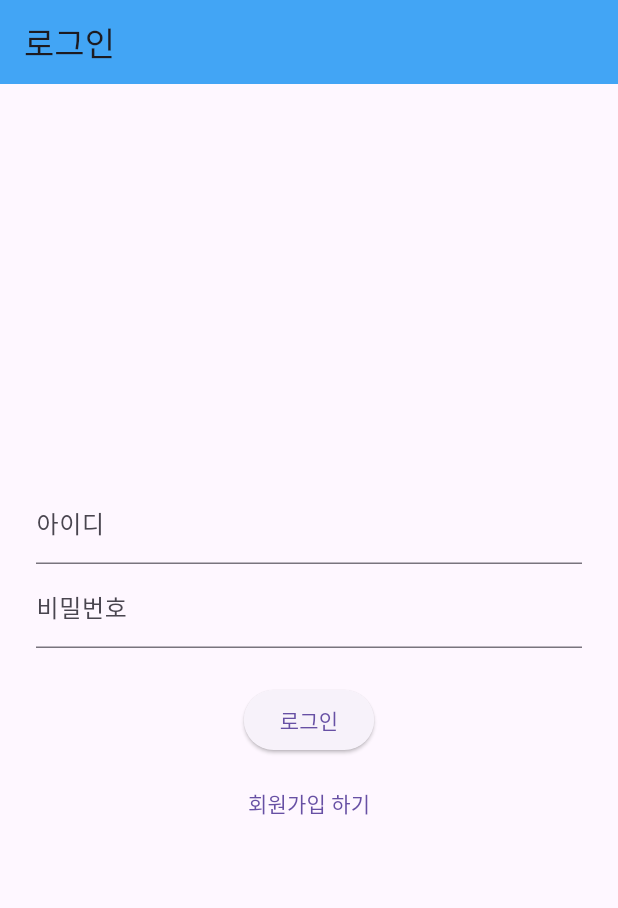
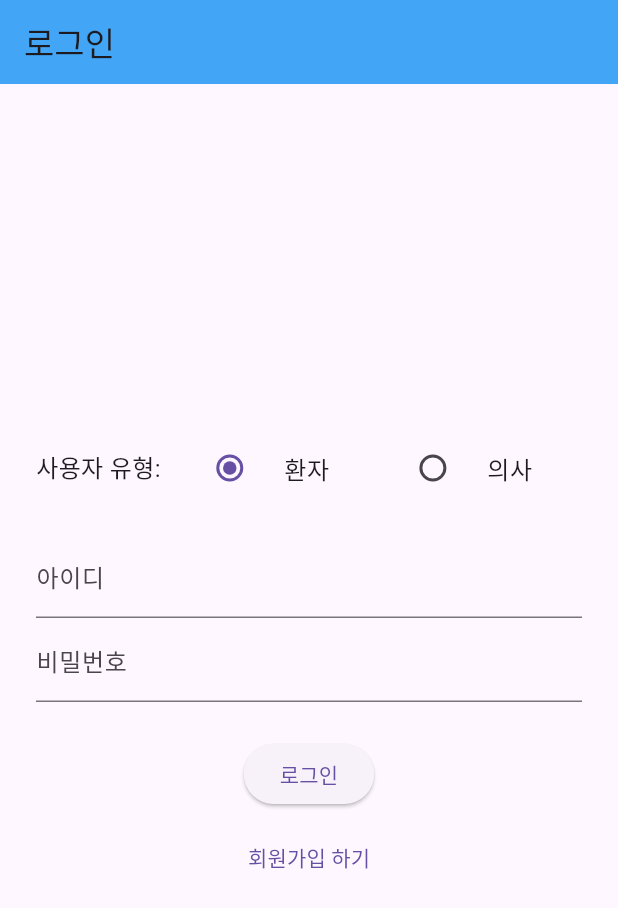
Before and after one commit to Leeyeon52/yolo-flutter-app0709, a Flutter app: the screen it shows after launch, on a phone screen of 412 x 824 dp. Shown: the top 908 px of the screen. Run offline on Flutter 3.47's test engine with Material 3 defaults, Android fonts, the phone set to English and light mode, and no system bars; our stand-ins replace go_router, image_picker, plugin_platform_interface.

```diff
--- a/example/lib/presentation/model/user.dart
+++ b/example/lib/presentation/model/user.dart
@@ -6,6 +6,7 @@ class User {
   final String? birth; // nullable String
   final String? phone; // nullable String
   final String? address; // nullable String
+  final String? role; // ✅ 추가된 역할 필드 ('P' 또는 'D')
 
   User({
     required this.id,
@@ -15,21 +16,20 @@ class User {
     this.birth,
     this.phone,
     this.address,
+    this.role, // ✅ 추가
   });
 
   // JSON 데이터로부터 User 객체를 생성하는 팩토리 생성자
   factory User.fromJson(Map<String, dynamic> json) {
-    // 백엔드 응답이 {"id": ..., "username": ...} 형태이므로,
-    // json['id']와 json['username']을 직접 참조해야 합니다.
     return User(
-      id: json['id'] as int, // ✅ 이 부분이 json['userId']가 아닌 json['id']여야 합니다.
-      username: json['username'] as String, // 백엔드 응답의 'username'을 String 타입으로 파싱
-      // 로그인 응답에 없는 필드들은 null-safe하게 처리
+      id: json['id'] as int,
+      username: json['username'] as String,
       name: json['name'] as String?,
       gender: json['gender'] as String?,
       birth: json['birth'] as String?,
       phone: json['phone'] as String?,
       address: json['address'] as String?,
+      role: json['role'] as String?, // ✅ 추가
     );
   }
 
@@ -43,6 +43,7 @@ class User {
       'birth': birth,
       'phone': phone,
       'address': address,
+      'role': role, // ✅ 추가
     };
   }
 }
--- a/example/lib/presentation/screens/login_screen.dart
+++ b/example/lib/presentation/screens/login_screen.dart
@@ -19,8 +19,8 @@ class LoginScreen extends StatefulWidget {
 class _LoginScreenState extends State<LoginScreen> {
   final TextEditingController emailController = TextEditingController();
   final TextEditingController passwordController = TextEditingController();
+  String _selectedRole = 'P'; // 기본값: 환자(P)
 
-  // 로그인 함수
   Future<void> login() async {
     final authViewModel = context.read<AuthViewModel>();
     final userInfoViewModel = context.read<UserInfoViewModel>();
@@ -35,12 +35,16 @@ class _LoginScreenState extends State<LoginScreen> {
       return;
     }
 
-    // 로그인 요청
-    final user = await authViewModel.loginUser(id, pw);
+    final user = await authViewModel.loginUser(id, pw, _selectedRole); // ✅ role 전달
 
     if (user != null) {
-      userInfoViewModel.loadUser(user); // ✅ 유저 정보 저장
-      context.go('/home');
+      userInfoViewModel.loadUser(user);
+      if (user.role == 'D') {
+        context.go('/d_home'); // ✅ 의사
+        }
+      else {
+        context.go('/home', extra: {'userId': user.id});
+      }
     } else {
       final error = authViewModel.errorMessage ?? '로그인 실패';
       ScaffoldMessenger.of(context).showSnackBar(
@@ -58,6 +62,29 @@ class _LoginScreenState extends State<LoginScreen> {
         child: Column(
           mainAxisAlignment: MainAxisAlignment.center,
           children: [
+            Row(
+              children: [
+                const Text('사용자 유형:', style: TextStyle(fontSize: 16)),
+                const SizedBox(width: 10),
+                Expanded(
+                  child: RadioListTile<String>(
+                    title: const Text('환자'),
+                    value: 'P',
+                    groupValue: _selectedRole,
+                    onChanged: (value) => setState(() => _selectedRole = value!),
+                  ),
+                ),
+                Expanded(
+                  child: RadioListTile<String>(
+                    title: const Text('의사'),
+                    value: 'D',
+                    groupValue: _selectedRole,
+                    onChanged: (value) => setState(() => _selectedRole = value!),
+                  ),
+                ),
+              ],
+            ),
+            const SizedBox(height: 16),
             TextField(
               controller: emailController,
               decoration: const InputDecoration(labelText: '아이디'),
@@ -74,9 +101,7 @@ class _LoginScreenState extends State<LoginScreen> {
             ),
             const SizedBox(height: 8),
             TextButton(
-              onPressed: () {
-                context.go('/register');
-              },
+              onPressed: () => context.go('/register'),
               child: const Text('회원가입 하기'),
             ),
           ],
--- a/example/lib/presentation/screens/register_screen.dart
+++ b/example/lib/presentation/screens/register_screen.dart
@@ -20,6 +20,7 @@ class _RegisterScreenState extends State<RegisterScreen> {
   final _userIdController = TextEditingController();
   final _passwordController = TextEditingController();
   final _confirmController = TextEditingController();
+  String _selectedRole = 'P'; // ✅ 기본값: 환자
 
   bool _isDuplicate = true;
   bool _isIdChecked = false;
@@ -89,6 +90,7 @@ class _RegisterScreenState extends State<RegisterScreen> {
       'username': _userIdController.text.trim(),
       'password': _passwordController.text.trim(),
       'email': 'temp_email_${DateTime.now().millisecondsSinceEpoch}@example.com',
+      'role': _selectedRole, // ✅ 의사/환자 역할 포함
     };
 
     final viewModel = context.read<AuthViewModel>();
@@ -117,6 +119,17 @@ class _RegisterScreenState extends State<RegisterScreen> {
           icon: const Icon(Icons.arrow_back),
           onPressed: () => context.go('/login'),
         ),
+        actions: [
+          PopupMenuButton<String>(
+            onSelected: (value) => setState(() => _selectedRole = value),
+            itemBuilder: (context) => [
+              const PopupMenuItem(value: 'P', child: Text('환자')),
+              const PopupMenuItem(value: 'D', child: Text('의사')),
+            ],
+            icon: const Icon(Icons.account_circle),
+            tooltip: '사용자 유형 선택',
+          ),
+        ],
       ),
       body: Padding(
         padding: const EdgeInsets.all(16),
--- a/example/lib/presentation/viewmodel/auth_viewmodel.dart
+++ b/example/lib/presentation/viewmodel/auth_viewmodel.dart
@@ -64,13 +64,13 @@ class AuthViewModel with ChangeNotifier {
     }
   }
 
-  Future<User?> loginUser(String email, String password) async {
+  Future<User?> loginUser(String email, String password, String role) async {
     _errorMessage = null;
     try {
       final res = await http.post(
         Uri.parse('$_baseUrl/auth/login'),
         headers: {'Content-Type': 'application/json'},
-        body: jsonEncode({'username': email, 'password': password}),
+        body: jsonEncode({'username': email, 'password': password, 'role': role}), // ✅ role 포함
       );
 
       if (res.statusCode == 200) {
--- a/example/lib/services/router.dart
+++ b/example/lib/services/router.dart
@@ -3,6 +3,7 @@ import 'package:go_router/go_router.dart';
 
 // 필요한 화면들을 임포트합니다.
 // 실제 파일 경로에 맞게 수정해주세요.
+import '/presentation/screens/d_home_screen.dart'; // ✅ 추가
 import '/presentation/screens/main_scaffold.dart';
 import '/presentation/screens/login_screen.dart';
 import '/presentation/screens/register_screen.dart';
@@ -34,6 +35,10 @@ GoRouter createRouter(String baseUrl) {
       GoRoute(
         path: '/web', // 웹 전용 플레이스홀더 화면 (하단 탭 바 없음)
         builder: (context, state) => const WebPlaceholderScreen(),
+      ),
+      GoRoute(
+        path: '/d_home',
+        builder: (context, state) => const DoctorHomeScreen(),
       ),
 
       // ShellRoute를 사용하여 BottomNavigationBar를 포함하는 공통 레이아웃을 정의합니다.
```
Also changed, not shown: example/lib/presentation/screens/d_home_screen.dart (added, +21 -0 lines).
